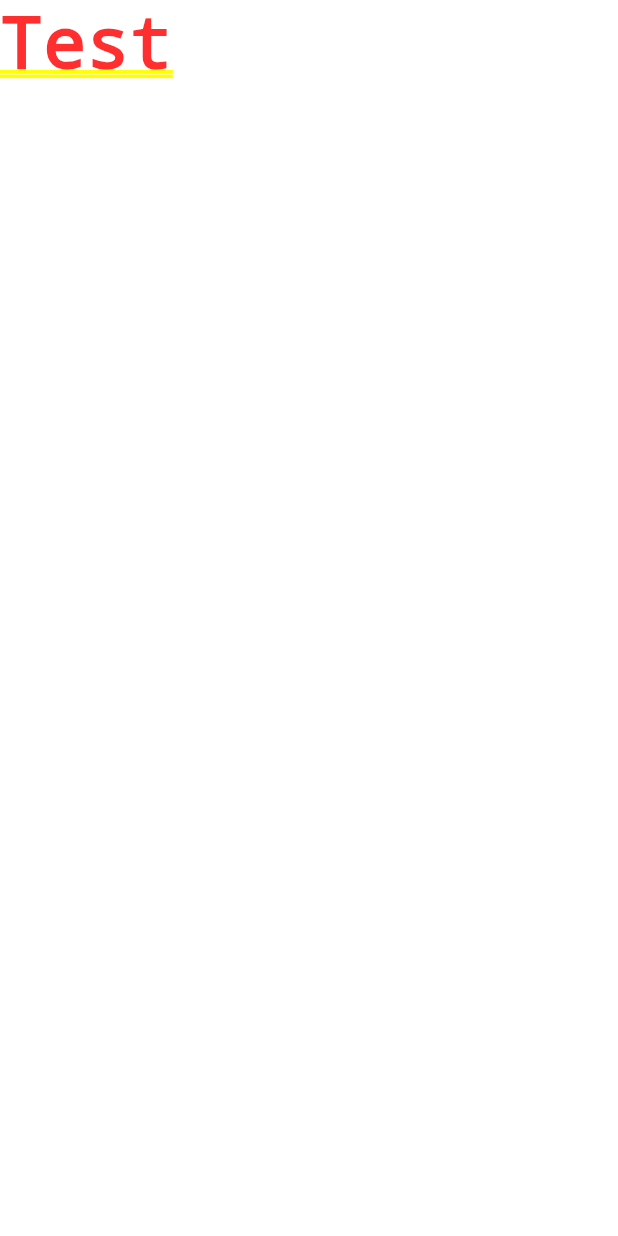
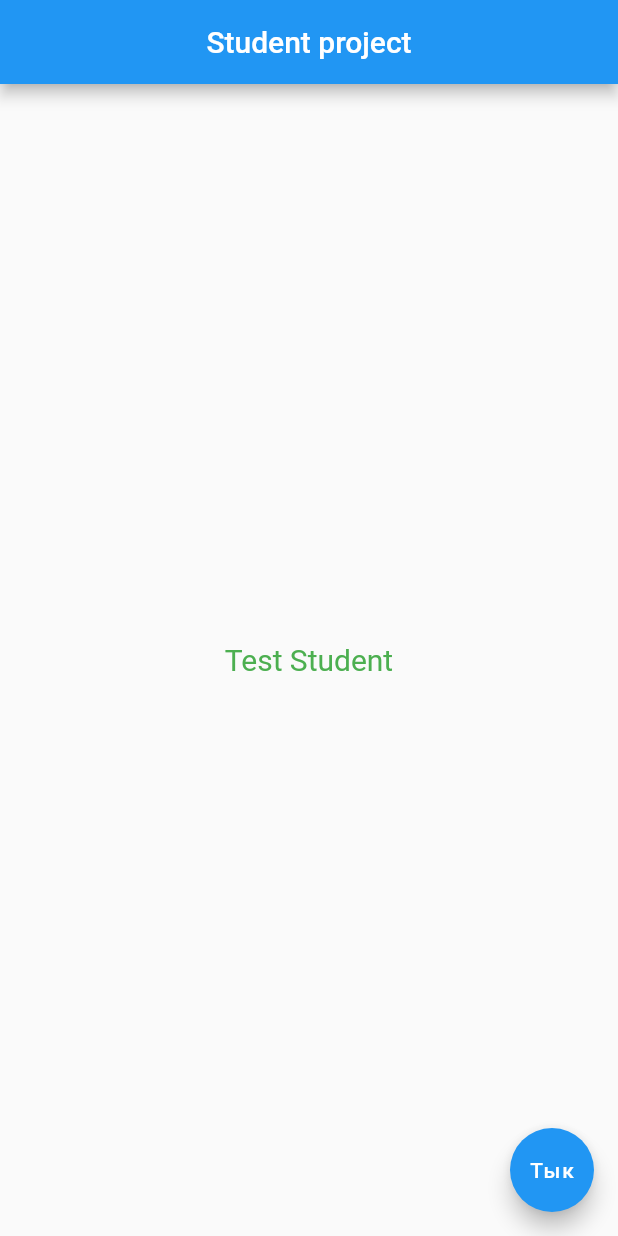
Before and after one commit to Andrei200123/student_project, a Flutter app: the screen it shows after launch, on a phone screen of 412 x 824 dp. Run offline on Flutter 3.47's test engine with Material 2 defaults, Android fonts, the phone set to English and light mode, and no system bars; Roboto replaces fonts that are missing (RubikWetPaint).

Commit message:
Первый коммит)

```diff
--- a/lib/main.dart
+++ b/lib/main.dart
@@ -1,5 +1,33 @@
 import 'package:flutter/material.dart';
 
-void main() => runApp(MaterialApp(
-  home: Text('Test'),
-));
+void main() => runApp(MyApp());
+
+class MyApp extends StatelessWidget {
+  @override
+  Widget build(BuildContext context) {
+    return MaterialApp(
+      theme: ThemeData(primaryColor: Colors.amberAccent),
+      home: Scaffold(
+        appBar: AppBar(
+          title: Text("Student project"),
+          centerTitle: true,
+        ),
+        body: Center(
+          child: Text(
+            "Test Student",
+            style: TextStyle(
+                fontSize: 20,
+                color: Colors.green,
+                fontFamily: 'RubikWetPaint'),
+          ),
+        ),
+        floatingActionButton: FloatingActionButton(
+          onPressed: () {
+            print("");
+          },
+          child: Text("Тык"),
+        ),
+      ),
+    );
+  }
+}
```
Also changed, not shown: pubspec.yaml (+4 -6 lines), 1 other file.
